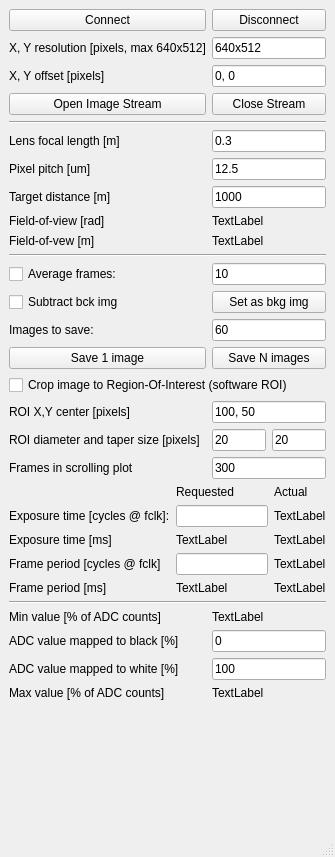
Old version of the form main.ui in the repository jddes/cameraprocess.
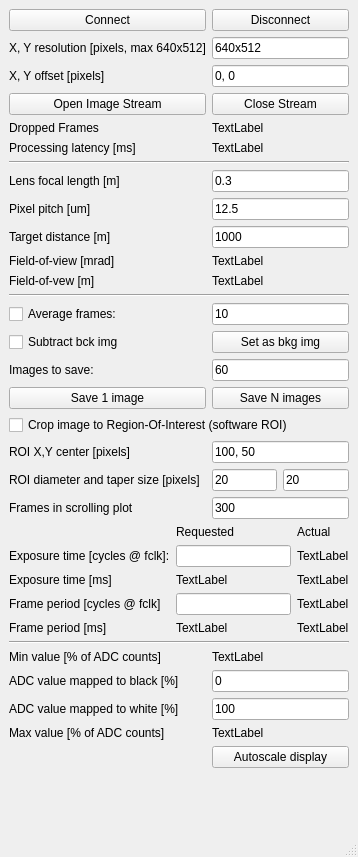
New version of the form.

Commit message: Fix FOV calculation

```diff
--- a/main.ui
+++ b/main.ui
@@ -6,7 +6,7 @@
    <rect>
     <x>0</x>
     <y>0</y>
-    <width>335</width>
+    <width>358</width>
     <height>857</height>
    </rect>
   </property>
@@ -17,7 +17,14 @@
    <layout class="QHBoxLayout" name="horizontalLayout">
     <item>
      <layout class="QGridLayout" name="gridLayout">
-      <item row="20" column="1">
+      <item row="27" column="1">
+       <widget class="QLineEdit" name="editADCblack">
+        <property name="text">
+         <string>0</string>
+        </property>
+       </widget>
+      </item>
+      <item row="22" column="1">
        <layout class="QHBoxLayout" name="horizontalLayout_2">
         <item>
          <widget class="QLineEdit" name="editROIradius">
@@ -35,7 +42,7 @@
         </item>
        </layout>
       </item>
-      <item row="14" column="1">
+      <item row="16" column="1">
        <widget class="QLineEdit" name="editN">
         <property name="maximumSize">
          <size>
@@ -48,98 +55,98 @@
         </property>
        </widget>
       </item>
-      <item row="15" column="1">
+      <item row="17" column="1">
        <widget class="QPushButton" name="btnBck">
         <property name="text">
          <string>Set as bkg img</string>
         </property>
        </widget>
       </item>
-      <item row="14" column="0">
+      <item row="16" column="0">
        <widget class="QCheckBox" name="chkAvg">
         <property name="text">
          <string>Average frames:</string>
         </property>
        </widget>
       </item>
-      <item row="17" column="1">
+      <item row="19" column="1">
        <widget class="QPushButton" name="pushButton_3">
         <property name="text">
          <string>Save N images</string>
         </property>
        </widget>
       </item>
-      <item row="16" column="0">
+      <item row="18" column="0">
        <widget class="QLabel" name="label">
         <property name="text">
          <string>Images to save:</string>
         </property>
        </widget>
       </item>
-      <item row="15" column="0">
+      <item row="17" column="0">
        <widget class="QCheckBox" name="chkSubtract">
         <property name="text">
          <string>Subtract bck img</string>
         </property>
        </widget>
       </item>
-      <item row="20" column="0">
+      <item row="22" column="0">
        <widget class="QLabel" name="label_7">
         <property name="text">
          <string>ROI diameter and taper size [pixels]</string>
         </property>
        </widget>
       </item>
-      <item row="16" column="1">
+      <item row="18" column="1">
        <widget class="QLineEdit" name="lineEdit">
         <property name="text">
          <string>60</string>
         </property>
        </widget>
       </item>
-      <item row="17" column="0">
+      <item row="19" column="0">
        <widget class="QPushButton" name="pushButton_2">
         <property name="text">
          <string>Save 1 image</string>
         </property>
        </widget>
       </item>
-      <item row="18" column="0" colspan="2">
+      <item row="20" column="0" colspan="2">
        <widget class="QCheckBox" name="chkROI">
         <property name="text">
          <string>Crop image to Region-Of-Interest (software ROI)</string>
         </property>
        </widget>
       </item>
-      <item row="19" column="1">
+      <item row="21" column="1">
        <widget class="QLineEdit" name="editROIcenter">
         <property name="text">
          <string>100, 50</string>
         </property>
        </widget>
       </item>
-      <item row="21" column="1">
+      <item row="23" column="1">
        <widget class="QLineEdit" name="editFramesInScrolling">
         <property name="text">
          <string>300</string>
         </property>
        </widget>
       </item>
-      <item row="19" column="0">
+      <item row="21" column="0">
        <widget class="QLabel" name="label_6">
         <property name="text">
          <string>ROI X,Y center [pixels]</string>
         </property>
        </widget>
       </item>
-      <item row="21" column="0">
+      <item row="23" column="0">
        <widget class="QLabel" name="label_8">
         <property name="text">
          <string>Frames in scrolling plot</string>
         </property>
        </widget>
       </item>
-      <item row="28" column="1">
+      <item row="31" column="1">
        <spacer name="verticalSpacer">
         <property name="orientation">
          <enum>Qt::Vertical</enum>
@@ -152,7 +159,7 @@
         </property>
        </spacer>
       </item>
-      <item row="22" column="0" colspan="2">
+      <item row="24" column="0" colspan="2">
        <layout class="QGridLayout" name="gridLayout_2">
         <item row="2" column="2">
          <widget class="QLabel" name="lblExposureMSActual">
@@ -253,7 +260,7 @@
         </property>
        </widget>
       </item>
-      <item row="8" column="1">
+      <item row="10" column="1">
        <widget class="QLineEdit" name="editPixelPitch">
         <property name="text">
          <string>12.5</string>
@@ -281,6 +288,13 @@
         </property>
        </widget>
       </item>
+      <item row="6" column="0">
+       <widget class="QLabel" name="label_18">
+        <property name="text">
+         <string>Dropped Frames</string>
+        </property>
+       </widget>
+      </item>
       <item row="4" column="1">
        <widget class="QLineEdit" name="editXYoffset">
         <property name="text">
@@ -288,6 +302,13 @@
         </property>
        </widget>
       </item>
+      <item row="6" column="1">
+       <widget class="QLabel" name="lblDroppedFrames">
+        <property name="text">
+         <string>TextLabel</string>
+        </property>
+       </widget>
+      </item>
       <item row="3" column="1">
        <widget class="QLineEdit" name="editResolution">
         <property name="text">
@@ -295,56 +316,56 @@
         </property>
        </widget>
       </item>
-      <item row="9" column="0">
+      <item row="11" column="0">
        <widget class="QLabel" name="lblTargetDistance">
         <property name="text">
          <string>Target distance [m]</string>
         </property>
        </widget>
       </item>
-      <item row="7" column="1">
+      <item row="9" column="1">
        <widget class="QLineEdit" name="editFocalLength">
         <property name="text">
          <string>0.3</string>
         </property>
        </widget>
       </item>
-      <item row="8" column="0">
+      <item row="10" column="0">
        <widget class="QLabel" name="label_15">
         <property name="text">
          <string>Pixel pitch [um]</string>
         </property>
        </widget>
       </item>
-      <item row="12" column="0">
+      <item row="14" column="0">
        <widget class="QLabel" name="label_17">
         <property name="text">
          <string>Field-of-vew [m]</string>
         </property>
        </widget>
       </item>
-      <item row="7" column="0">
+      <item row="9" column="0">
        <widget class="QLabel" name="label_13">
         <property name="text">
          <string>Lens focal length [m]</string>
         </property>
        </widget>
       </item>
-      <item row="10" column="0">
+      <item row="12" column="0">
        <widget class="QLabel" name="label_14">
         <property name="text">
-         <string>Field-of-view [rad]</string>
+         <string>Field-of-view [mrad]</string>
         </property>
        </widget>
       </item>
-      <item row="9" column="1">
+      <item row="11" column="1">
        <widget class="QLineEdit" name="editTargetDistance">
         <property name="text">
          <string>1000</string>
         </property>
        </widget>
       </item>
-      <item row="24" column="0">
+      <item row="26" column="0">
        <widget class="QLabel" name="label_16">
         <property name="text">
          <string>Min value [% of ADC counts]</string>
@@ -358,21 +379,28 @@
         </property>
        </widget>
       </item>
-      <item row="13" column="0" colspan="2">
+      <item row="30" column="1">
+       <widget class="QPushButton" name="btnAutoscale">
+        <property name="text">
+         <string>Autoscale display</string>
+        </property>
+       </widget>
+      </item>
+      <item row="15" column="0" colspan="2">
        <widget class="Line" name="line_2">
         <property name="orientation">
          <enum>Qt::Horizontal</enum>
         </property>
        </widget>
       </item>
-      <item row="10" column="1">
+      <item row="12" column="1">
        <widget class="QLabel" name="lblFOVradians">
         <property name="text">
          <string>TextLabel</string>
         </property>
        </widget>
       </item>
-      <item row="25" column="0">
+      <item row="27" column="0">
        <widget class="QLabel" name="label_19">
         <property name="text">
          <string>ADC value mapped to black [%]</string>
@@ -386,64 +414,71 @@
         </property>
        </widget>
       </item>
-      <item row="12" column="1">
+      <item row="14" column="1">
        <widget class="QLabel" name="lblFOVmeters">
         <property name="text">
          <string>TextLabel</string>
         </property>
        </widget>
       </item>
-      <item row="6" column="0" colspan="2">
+      <item row="8" column="0" colspan="2">
        <widget class="Line" name="line">
         <property name="orientation">
          <enum>Qt::Horizontal</enum>
         </property>
        </widget>
       </item>
-      <item row="23" column="0" colspan="2">
-       <widget class="Line" name="line_3">
-        <property name="orientation">
-         <enum>Qt::Horizontal</enum>
-        </property>
-       </widget>
-      </item>
-      <item row="26" column="0">
-       <widget class="QLabel" name="label_20">
-        <property name="text">
-         <string>ADC value mapped to white [%]</string>
-        </property>
-       </widget>
-      </item>
-      <item row="24" column="1">
-       <widget class="QLabel" name="lblMinADC">
-        <property name="text">
-         <string>TextLabel</string>
-        </property>
-       </widget>
-      </item>
-      <item row="27" column="0">
+      <item row="29" column="0">
        <widget class="QLabel" name="label_21">
         <property name="text">
          <string>Max value [% of ADC counts]</string>
         </property>
        </widget>
       </item>
-      <item row="25" column="1">
-       <widget class="QLineEdit" name="editADCblack">
+      <item row="25" column="0" colspan="2">
+       <widget class="Line" name="line_3">
+        <property name="orientation">
+         <enum>Qt::Horizontal</enum>
+        </property>
+       </widget>
+      </item>
+      <item row="29" column="1">
+       <widget class="QLabel" name="lblMaxADC">
         <property name="text">
-         <string>0</string>
+         <string>TextLabel</string>
         </property>
        </widget>
       </item>
-      <item row="26" column="1">
+      <item row="28" column="1">
        <widget class="QLineEdit" name="editADCwhite">
         <property name="text">
          <string>100</string>
         </property>
        </widget>
       </item>
-      <item row="27" column="1">
-       <widget class="QLabel" name="lblMaxADC">
+      <item row="28" column="0">
+       <widget class="QLabel" name="label_20">
+        <property name="text">
+         <string>ADC value mapped to white [%]</string>
+        </property>
+       </widget>
+      </item>
+      <item row="26" column="1">
+       <widget class="QLabel" name="lblMinADC">
+        <property name="text">
+         <string>TextLabel</string>
+        </property>
+       </widget>
+      </item>
+      <item row="7" column="0">
+       <widget class="QLabel" name="label_22">
+        <property name="text">
+         <string>Processing latency [ms]</string>
+        </property>
+       </widget>
+      </item>
+      <item row="7" column="1">
+       <widget class="QLabel" name="lblProcessingLatency">
         <property name="text">
          <string>TextLabel</string>
         </property>
```
The commit also changes 1 other file.
